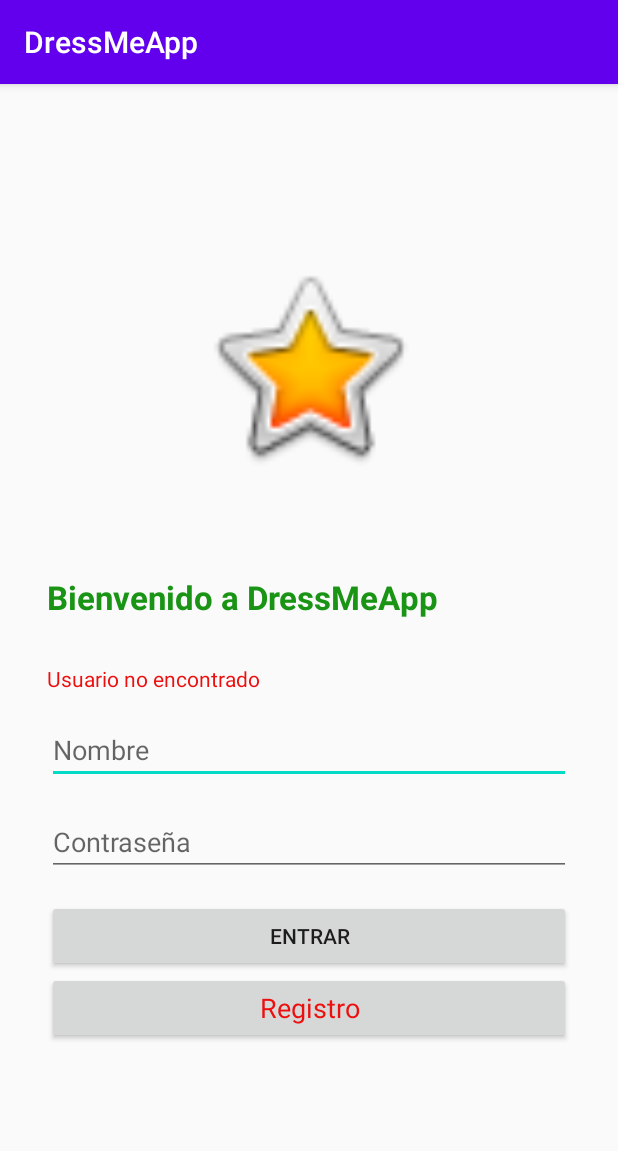
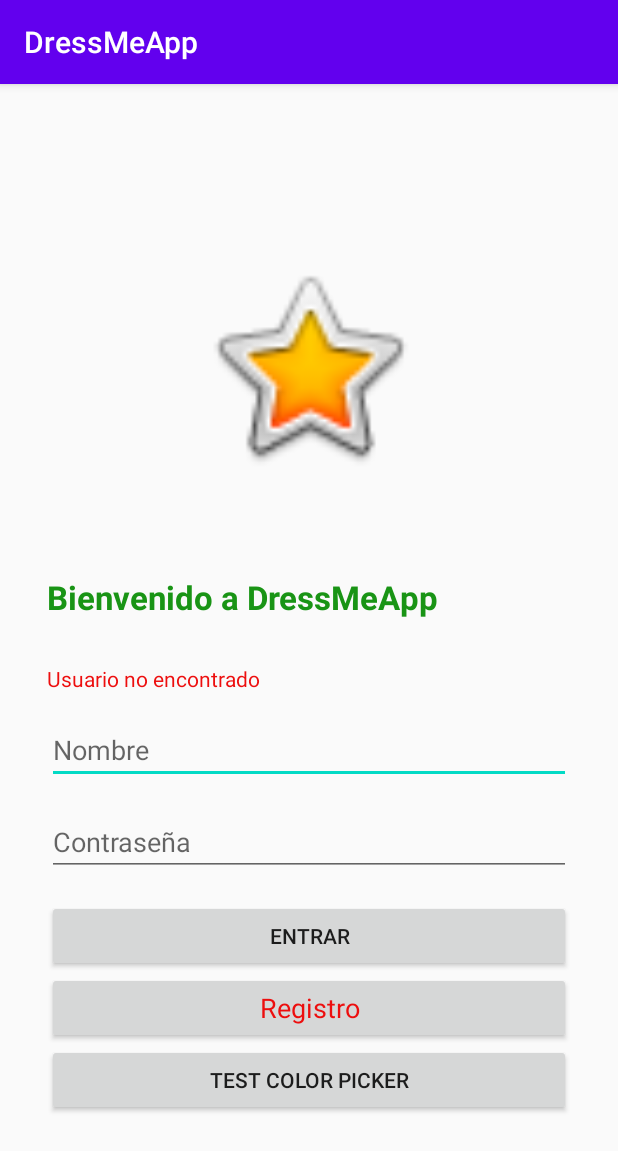
Before and after one commit to DanielPerezPorras/DressMeAppCopia3, an Android app: the screen it shows after launch (MainActivity), after a tap on "ENTRAR", on a phone screen of 412 x 824 dp. Shown: the top 1151 px of the screen. Run offline under Robolectric (Android 15) with nearby library versions, the phone set to English and light mode, and no system bars.

Commit message:
Añadido color picker

```diff
--- a/app/src/main/java/com/example/dressmeappcopia/Activities/MainActivity.java
+++ b/app/src/main/java/com/example/dressmeappcopia/Activities/MainActivity.java
@@ -12,6 +12,7 @@ import android.widget.TextView;
 
 import com.example.dressmeappcopia.BaseDatos.GestorBD;
 import com.example.dressmeappcopia.R;
+import com.example.dressmeappcopia.TestColorPicker;
 
 public class MainActivity extends AppCompatActivity {
 
@@ -20,6 +21,7 @@ public class MainActivity extends AppCompatActivity {
     private EditText textContrasenia;
     private Button btnLogin;
     private Button btnRegistro;
+    private Button btnTestColorPicker;
 
     private Context contexto;
 
@@ -28,6 +30,7 @@ public class MainActivity extends AppCompatActivity {
         super.onCreate(savedInstanceState);
         setContentView(R.layout.activity_main);
         enlazarControles();
+        GestorBD.seleccionarBD("testcombocolor2.db");
     }
 
     private void enlazarControles() {
@@ -55,6 +58,13 @@ public class MainActivity extends AppCompatActivity {
             }
         });
 
+        btnTestColorPicker = findViewById(R.id.btnTestColorPicker);
+        btnTestColorPicker.setOnClickListener(new View.OnClickListener() {
+            public void onClick(View v) {
+                irATestColorPicker();
+            }
+        });
+
         contexto = getApplicationContext();
 
     }
@@ -69,6 +79,10 @@ public class MainActivity extends AppCompatActivity {
         Intent nuevaActividad = new Intent(this, RegistroActivity.class);
         startActivity(nuevaActividad);
         finish();
+    }
+    private void irATestColorPicker() {
+        Intent nuevaActividad = new Intent(this, TestColorPicker.class);
+        startActivity(nuevaActividad);
     }
 
     private void login(String usuario, String pass) {
--- a/app/src/main/java/com/example/dressmeappcopia/BaseDatos/BaseDatos.java
+++ b/app/src/main/java/com/example/dressmeappcopia/BaseDatos/BaseDatos.java
@@ -70,7 +70,8 @@ import android.database.sqlite.SQLiteOpenHelper;
                 "\"PANTALON\" INTEGER NOT NULL, \"ZAPATO\" INTEGER NOT NULL, \"COMPLEMENTO\" INTEGER )";
         db.execSQL(vsql);
 
-        db.execSQL("CREATE TABLE \"COLOR\" (\"ID\" INTEGER PRIMARY KEY  NOT NULL , \"NOMBRE\" VARCHAR(20) NOT NULL)");
+        db.execSQL("CREATE TABLE \"COLOR\" (\"ID\" INTEGER PRIMARY KEY  NOT NULL , \"NOMBRE\" VARCHAR(20) NOT NULL, \"HEX\" VARCHAR(7) NOT NULL)");
+        db.execSQL("CREATE TABLE COMBO_COLOR (IDA INTEGER NOT NULL, IDB INTEGER NOT NULL, PRIMARY KEY (IDA, IDB))");
         db.execSQL("CREATE TABLE \"TIPO\" (\"ID\" INTEGER PRIMARY KEY  NOT NULL , \"NOMBRE\" VARCHAR(20) NOT NULL)");
         db.execSQL("CREATE TABLE \"TALLA\" (\"ID\" INTEGER PRIMARY KEY  NOT NULL , \"NOMBRE\" VARCHAR(20) NOT NULL)");
     }
@@ -112,18 +113,18 @@ import android.database.sqlite.SQLiteOpenHelper;
     private void crearColor(SQLiteDatabase db){
 
 
-        db.execSQL( "INSERT INTO COLOR VALUES (1  , 'AZUL') ") ;
-        db.execSQL( "INSERT INTO COLOR VALUES (2  , 'AMARILLO') ") ;
-        db.execSQL( "INSERT INTO COLOR VALUES (3  , 'BLANCO') ") ;
-        db.execSQL( "INSERT INTO COLOR VALUES (4  , 'GRIS') ") ;
-        db.execSQL( "INSERT INTO COLOR VALUES (5  , 'MARRON') ") ;
-        db.execSQL( "INSERT INTO COLOR VALUES (6  , 'MORADO') ") ;
-        db.execSQL( "INSERT INTO COLOR VALUES (7  , 'NARANJA') ") ;
-        db.execSQL( "INSERT INTO COLOR VALUES (8  , 'NEGRO') ") ;
-        db.execSQL( "INSERT INTO COLOR VALUES (9  , 'ROJO') ") ;
-        db.execSQL( "INSERT INTO COLOR VALUES (10  , 'ROSA') ") ;
-        db.execSQL( "INSERT INTO COLOR VALUES (11  , 'VERDE') ") ;
-        db.execSQL( "INSERT INTO COLOR VALUES (12 , 'VIOLETA') ") ;
+        db.execSQL( "INSERT INTO COLOR VALUES (1  , 'AZUL', '#0000FF') ") ;
+        db.execSQL( "INSERT INTO COLOR VALUES (2  , 'AMARILLO', '#FFFF00') ") ;
+        db.execSQL( "INSERT INTO COLOR VALUES (3  , 'BLANCO', '#FFFFFF') ") ;
+        db.execSQL( "INSERT INTO COLOR VALUES (4  , 'GRIS', '#808080') ") ;
+        db.execSQL( "INSERT INTO COLOR VALUES (5  , 'MARRON', '#804000') ") ;
+        db.execSQL( "INSERT INTO COLOR VALUES (6  , 'MORADO', '#7D2787') ") ;
+        db.execSQL( "INSERT INTO COLOR VALUES (7  , 'NARANJA', '#FC8F00') ") ;
+        db.execSQL( "INSERT INTO COLOR VALUES (8  , 'NEGRO', '#000000') ") ;
+        db.execSQL( "INSERT INTO COLOR VALUES (9  , 'ROJO', '#FF0000') ") ;
+        db.execSQL( "INSERT INTO COLOR VALUES (10  , 'ROSA', '#F989C1') ") ;
+        db.execSQL( "INSERT INTO COLOR VALUES (11  , 'VERDE', '#22ED0B') ") ;
+        db.execSQL( "INSERT INTO COLOR VALUES (12 , 'VIOLETA', '#8827C4') ") ;
 
     }
 
--- a/app/src/main/res/layout/activity_main.xml
+++ b/app/src/main/res/layout/activity_main.xml
@@ -81,6 +81,12 @@
                 android:textColor="#ED0E0E"
                 android:textSize="18sp" />
 
+            <Button
+                android:id="@+id/btnTestColorPicker"
+                android:layout_width="match_parent"
+                android:layout_height="wrap_content"
+                android:text="test color picker" />
+
             android:bottomRightRadius="2000dp"
             android:bottomLeftRadius="2000dp"
             android:topRightRadius="2000dp"
```
Also changed, not shown: app/src/main/AndroidManifest.xml (+17 -16 lines), app/src/main/java/com/example/dressmeappcopia/TestColorPicker.java (added, +100 -0 lines).
